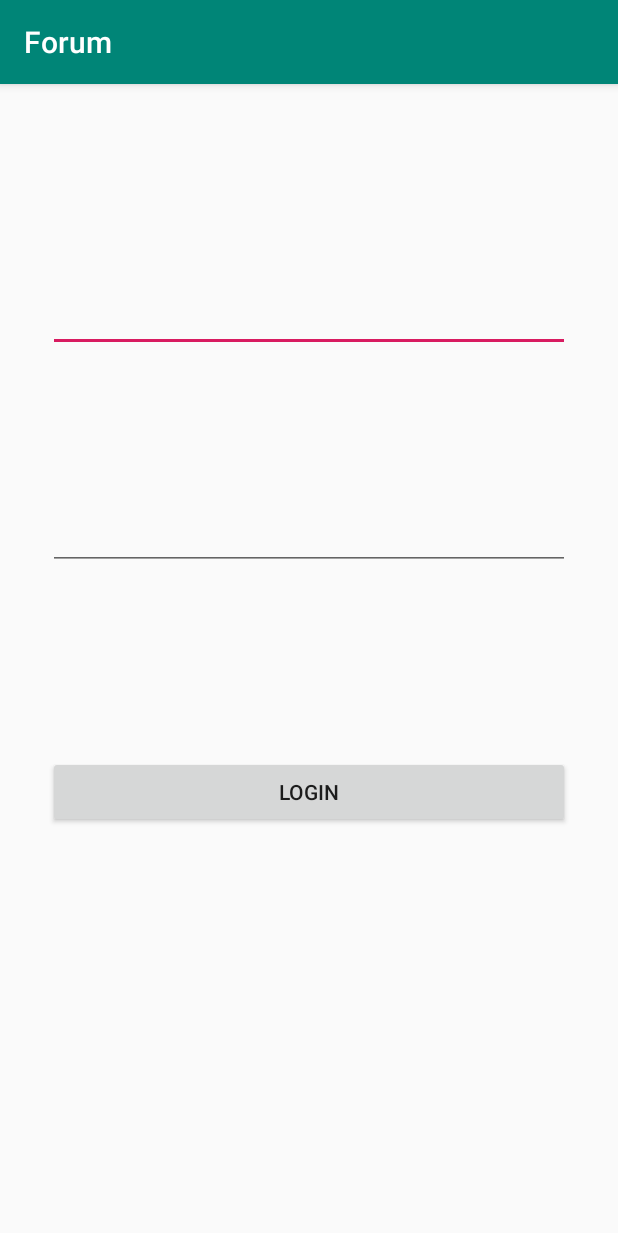
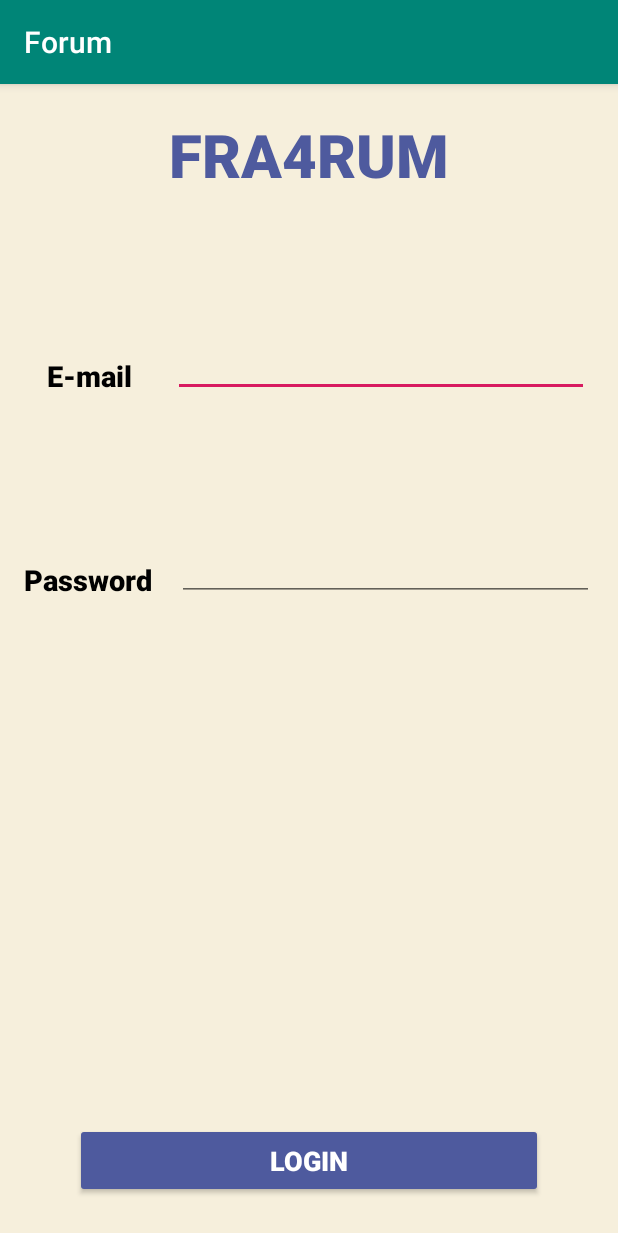
Before and after one commit to Zervandez/fra4um, an Android app: the LoginActivity screen opened directly, with no data from a screen before it, on a phone screen of 412 x 824 dp. Shown: the top 1233 px of the screen. Run offline under Robolectric (Android 15) with nearby library versions, the phone set to English and light mode, and no system bars; our stand-ins replace Firebase (no records; nobody signed in at launch, a user with empty details on screens opened directly).

Commit message:
New Register and Login View

```diff
--- a/app/app/src/main/java/com/k0k0/zervandez/forum/LoginActivity.java
+++ b/app/app/src/main/java/com/k0k0/zervandez/forum/LoginActivity.java
@@ -16,7 +16,7 @@ import com.google.firebase.auth.AuthResult;
 import com.google.firebase.auth.FirebaseAuth;
 
 /**
- * This activity allows users to login to the system
+ * Allows the user to log in to the system using their email address
  */
 
 public class LoginActivity extends AppCompatActivity {
@@ -33,7 +33,7 @@ public class LoginActivity extends AppCompatActivity {
 
         emailET = findViewById(R.id.login_emailEditText);
         passwordET = findViewById(R.id.login_editTextPassword);
-        loginBtn = findViewById(R.id.login_loginBtn);
+        loginBtn = findViewById(R.id.login_button);
 
         firebaseAuth = FirebaseAuth.getInstance();
 
--- a/app/app/src/main/java/com/k0k0/zervandez/forum/PostActivity.java
+++ b/app/app/src/main/java/com/k0k0/zervandez/forum/PostActivity.java
@@ -16,6 +16,10 @@ import com.google.firebase.database.DatabaseError;
 import com.google.firebase.database.DatabaseReference;
 import com.google.firebase.database.FirebaseDatabase;
 import com.google.firebase.database.ValueEventListener;
+
+/**
+ * Allows the user to write a post and then post it on the system
+ */
 
 public class PostActivity extends AppCompatActivity {
 
--- a/app/app/src/main/res/layout/activity_login.xml
+++ b/app/app/src/main/res/layout/activity_login.xml
@@ -4,41 +4,98 @@
     xmlns:tools="http://schemas.android.com/tools"
     android:layout_width="match_parent"
     android:layout_height="match_parent"
+    android:background="#1FD49B00"
     tools:context=".LoginActivity">
 
     <EditText
         android:id="@+id/login_emailEditText"
-        android:layout_width="match_parent"
-        android:layout_height="wrap_content"
-        android:layout_alignParentTop="true"
-        android:layout_marginStart="32dp"
-        android:layout_marginTop="133dp"
-        android:layout_marginEnd="32dp"
+        android:layout_width="wrap_content"
+        android:layout_height="29dp"
+        android:layout_below="@+id/login_logo"
+        android:layout_alignParentStart="true"
+        android:layout_alignParentEnd="true"
+        android:layout_marginStart="115dp"
+        android:layout_marginTop="108dp"
+        android:layout_marginEnd="19dp"
         android:layout_marginBottom="32dp"
+        android:autofillHints=""
         android:ems="10"
         android:inputType="textEmailAddress" />
 
     <EditText
         android:id="@+id/login_editTextPassword"
-        android:layout_width="match_parent"
-        android:layout_height="wrap_content"
+        android:layout_width="277dp"
+        android:layout_height="24dp"
         android:layout_below="@+id/login_emailEditText"
-        android:layout_marginStart="32dp"
-        android:layout_marginTop="68dp"
-        android:layout_marginEnd="32dp"
-        android:layout_marginBottom="32dp"
+        android:layout_alignParentStart="true"
+        android:layout_alignParentEnd="true"
+        android:layout_marginStart="118dp"
+        android:layout_marginTop="80dp"
+        android:layout_marginEnd="16dp"
         android:ems="10"
         android:inputType="textPassword" />
 
     <Button
-        android:id="@+id/login_loginBtn"
-        android:layout_width="match_parent"
+        android:id="@+id/login_button"
+        android:layout_width="100dp"
+        android:layout_height="50dp"
+        android:layout_alignParentStart="true"
+        android:layout_alignParentEnd="true"
+        android:layout_alignParentBottom="true"
+        android:layout_centerHorizontal="true"
+        android:layout_marginStart="50dp"
+        android:layout_marginEnd="50dp"
+        android:layout_marginBottom="25dp"
+        android:backgroundTint="#4E5A9E"
+        android:text="@string/login_button"
+        android:textColor="@android:color/white"
+        android:textSize="18sp"
+        android:textStyle="bold" />
+
+    <TextView
+        android:id="@+id/login_logo"
+        android:layout_width="144dp"
+        android:layout_height="51dp"
+        android:layout_alignParentStart="true"
+        android:layout_alignParentTop="true"
+        android:layout_alignParentEnd="true"
+        android:layout_centerHorizontal="true"
+        android:layout_marginStart="100dp"
+        android:layout_marginTop="20dp"
+        android:layout_marginEnd="100dp"
+        android:fontFamily="sans-serif-black"
+        android:text="@string/login_logo"
+        android:textAlignment="center"
+        android:textColor="#4E5A9E"
+        android:textSize="40sp"
+        android:textStyle="bold" />
+
+    <TextView
+        android:id="@+id/login_email"
+        android:layout_width="wrap_content"
         android:layout_height="wrap_content"
-        android:layout_below="@+id/login_editTextPassword"
-        android:layout_marginStart="32dp"
-        android:layout_marginTop="92dp"
-        android:layout_marginEnd="32dp"
-        android:layout_marginBottom="32dp"
-        android:text="Login" />
+        android:layout_below="@+id/login_logo"
+        android:layout_alignParentStart="true"
+        android:layout_marginStart="31dp"
+        android:layout_marginTop="110dp"
+        android:fontFamily="sans-serif-medium"
+        android:text="@string/login_email"
+        android:textColor="@android:color/black"
+        android:textSize="19sp"
+        android:textStyle="bold" />
+
+    <TextView
+        android:id="@+id/login_password"
+        android:layout_width="wrap_content"
+        android:layout_height="wrap_content"
+        android:layout_below="@+id/login_email"
+        android:layout_alignParentStart="true"
+        android:layout_marginStart="16dp"
+        android:layout_marginTop="110dp"
+        android:fontFamily="sans-serif-medium"
+        android:text="@string/login_password"
+        android:textColor="@android:color/black"
+        android:textSize="19sp"
+        android:textStyle="bold" />
 
 </RelativeLayout>
--- a/app/app/src/main/res/values/strings.xml
+++ b/app/app/src/main/res/values/strings.xml
@@ -1,6 +1,11 @@
 <resources>
     <string name="app_name" translatable="false">Forum</string>
-    <string name="email" translatable="false">E-mail</string>
-    <string name="logo" translatable="false">FRA4RUM</string>
-    <string name="password" translatable="false">Password</string>
+    <string name="register_email">E-mail</string>
+    <string name="register_password">Password</string>
+    <string name="register_button">Register</string>
+    <string name="register_logo">FRA4RUM</string>
+    <string name="login_password">Password</string>
+    <string name="login_email">E-mail</string>
+    <string name="login_logo">FRA4RUM</string>
+    <string name="login_button">Login</string>
 </resources>
```
Also changed, not shown: app/app/src/main/java/com/k0k0/zervandez/forum/RegisterActivity.java (+8 -4 lines), app/app/src/main/res/layout/activity_register.xml (+35 -37 lines).
